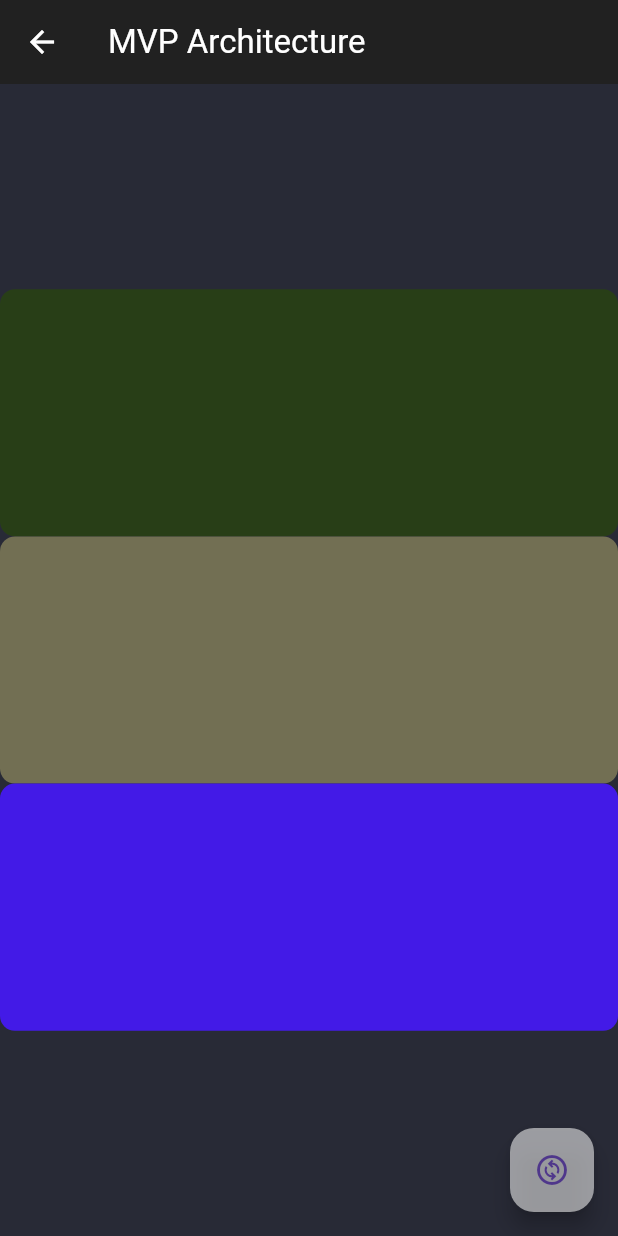
After one commit to FelipeLemosBellini/flutter-MVP-Architecture, a Flutter app: the ColorGeneratorView screen opened directly, after a tap on the "change circle" icon, on a phone screen of 412 x 824 dp. The commit adds this screen. Run offline on Flutter 3.47's test engine with Material 3 defaults, Android fonts, the phone set to English and light mode, and no system bars.

Commit message:
create color_generator_view.dart

```diff
--- /dev/null
+++ b/lib/color_generator_page/model/color_generator_model.dart
@@ -0,0 +1,11 @@
+import 'package:flutter/material.dart';
+
+class ColorGeneratorModel {
+  ColorGeneratorModel();
+
+  List<Color> colors = [
+    // Colors.red,
+    // Colors.black,
+    // Colors.green,
+  ];
+}
--- /dev/null
+++ b/lib/color_generator_page/presenter/color_generator_presenter.dart
@@ -0,0 +1,21 @@
+import 'package:flutter/cupertino.dart';
+import 'package:mvp/color_generator_page/model/color_generator_model.dart';
+import 'package:mvp/repository/colors_repository.dart';
+import 'package:mvp/repository/interfaces/colors_repository_interface.dart';
+
+class ColorGeneratorPresenter extends ChangeNotifier {
+  late IColorsRepository _colorsRepository;
+  final ColorGeneratorModel _model = ColorGeneratorModel();
+
+  ColorGeneratorPresenter() : super() {
+    _colorsRepository = ColorsRepository();
+  }
+
+  List<Color> get colors => _model.colors;
+
+  Future<void> newColors() async {
+    _model.colors = await _colorsRepository.generateNewColors();
+
+    notifyListeners();
+  }
+}
--- /dev/null
+++ b/lib/color_generator_page/view/color_generator_view.dart
@@ -0,0 +1,54 @@
+import 'package:flutter/material.dart';
+import 'package:mvp/color_generator_page/presenter/color_generator_presenter.dart';
+
+class ColorGeneratorView extends StatefulWidget {
+  const ColorGeneratorView({super.key});
+
+  @override
+  State<ColorGeneratorView> createState() => _ColorGeneratorViewState();
+}
+
+class _ColorGeneratorViewState extends State<ColorGeneratorView> {
+  late ColorGeneratorPresenter _presenter;
+
+  @override
+  void initState() {
+    _presenter = ColorGeneratorPresenter();
+    super.initState();
+  }
+
+  @override
+  Widget build(BuildContext context) {
+    return ListenableBuilder(
+        listenable: _presenter,
+        builder: (_, __) => Scaffold(
+            backgroundColor: const Color(0xFF282A36),
+            appBar: AppBar(
+                iconTheme: const IconThemeData(color: Colors.white),
+                title: const Text("MVP Architecture", style: TextStyle(color: Colors.white)),
+                backgroundColor: const Color(0xFF212121)),
+            body: Column(
+                mainAxisAlignment: MainAxisAlignment.center,
+                crossAxisAlignment: CrossAxisAlignment.center,
+                children: [
+                  ListView.builder(
+                      shrinkWrap: true,
+                      itemCount: _presenter.colors.length,
+                      itemBuilder: (_, index) {
+                        return AnimatedContainer(
+                            duration: const Duration(seconds: 1),
+                            child: Container(
+                                height: MediaQuery.sizeOf(context).height * 0.2,
+                                width: 10,
+                                alignment: Alignment.center,
+                                decoration: BoxDecoration(
+                                    color: _presenter.colors[index],
+                                    borderRadius: const BorderRadius.all(Radius.circular(10)))));
+                      }),
+                ]),
+            floatingActionButton: FloatingActionButton(
+                backgroundColor: Colors.white54,
+                onPressed: () => _presenter.newColors(),
+                child: const Icon(Icons.change_circle_outlined))));
+  }
+}
--- a/lib/presenter/home_presenter.dart
+++ b/lib/counter_page/presenter/home_presenter.dart
@@ -1,7 +1,11 @@
 import 'package:flutter/cupertino.dart';
-import 'package:mvp/model/counter_model.dart';
+import 'package:flutter/material.dart';
+import 'package:mvp/color_generator_page/view/color_generator_view.dart';
+import 'package:mvp/counter_page/model/counter_model.dart';
 
 class HomePresenter extends ChangeNotifier {
+  HomePresenter() : super();
+
   final CounterModel _counterModel = CounterModel();
 
   int get counterValue => _counterModel.counter;
@@ -18,9 +22,12 @@ class HomePresenter extends ChangeNotifier {
     notifyListeners();
   }
 
-
   void changeLockCounter() {
     _counterModel.changeLockCounter();
     notifyListeners();
   }
+
+  void goToColorPage(BuildContext context) {
+    Navigator.push(context, MaterialPageRoute(builder: (context) => const ColorGeneratorView()));
+  }
 }
--- a/lib/view/home_view.dart
+++ b/lib/counter_page/view/home_view.dart
@@ -1,5 +1,5 @@
 import 'package:flutter/material.dart';
-import 'package:mvp/presenter/home_presenter.dart';
+import 'package:mvp/counter_page/presenter/home_presenter.dart';
 
 class HomeView extends StatefulWidget {
   const HomeView({super.key});
@@ -43,6 +43,10 @@ class _HomeViewState extends State<HomeView> {
                   const SizedBox(height: 8),
                   const Text("Lock/Unlock Counter", style: TextStyle(color: Colors.white)),
                   MaterialButton(onPressed: _presenter.changeLockCounter, color: Colors.white54, child: Icon(_lockIcon))
-                ])));
+                ]),
+            floatingActionButton: FloatingActionButton(
+                onPressed: () => _presenter.goToColorPage(context),
+                backgroundColor: Colors.white54,
+                child: const Icon(Icons.navigate_next))));
   }
 }
--- a/lib/main.dart
+++ b/lib/main.dart
@@ -1,5 +1,6 @@
 import 'package:flutter/material.dart';
-import 'package:mvp/view/home_view.dart';
+import 'package:mvp/color_generator_page/view/color_generator_view.dart';
+import 'package:mvp/counter_page/view/home_view.dart';
 
 void main() {
   runApp(const MyApp());
--- /dev/null
+++ b/lib/repository/colors_repository.dart
@@ -0,0 +1,19 @@
+import 'dart:async';
+import 'dart:math';
+import 'dart:ui';
+
+import 'package:mvp/repository/interfaces/colors_repository_interface.dart';
+
+class ColorsRepository extends IColorsRepository {
+  @override
+  Future<List<Color>> generateNewColors() async {
+    await Future.delayed(const Duration(seconds: 1));
+
+    List<Color> list = [];
+    Random random = Random();
+    for (int i = 0; i < 3; i++) {
+      list.add(Color.fromRGBO(random.nextInt(255), random.nextInt(255), random.nextInt(255), 1));
+    }
+    return list;
+  }
+}
--- /dev/null
+++ b/lib/repository/interfaces/colors_repository_interface.dart
@@ -0,0 +1,5 @@
+import 'package:flutter/material.dart';
+
+abstract class IColorsRepository {
+  Future<List<Color>> generateNewColors();
+}
```
Also changed, not shown: lib/counter_page/model/counter_model.dart (renamed from lib/model/counter_model.dart).
